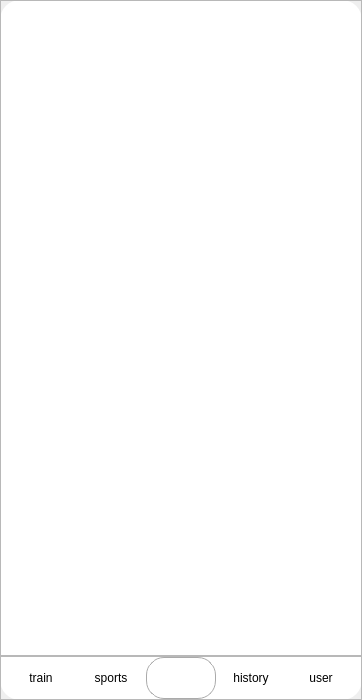
The window that Client/ui/Designer/FitMind_Client_MainInterface.ui (aud13d/FitMind) describes before a commit, drawn with Qt 5.
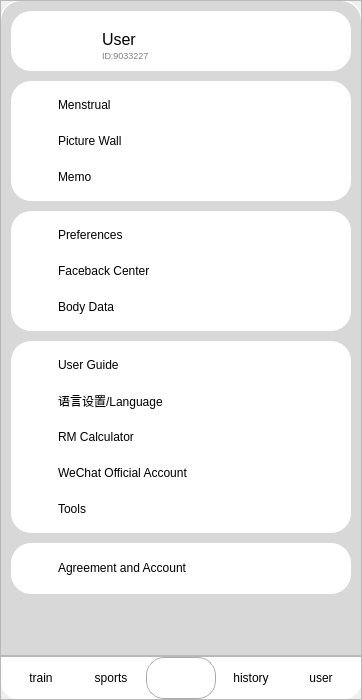
The same window after the commit. The open tabs and pages were chosen to show the change. Icons and pictures are not drawn. Custom widgets are drawn as their Qt base class.

Commit message: Preliminary optimization of diet processing, added user interface

```diff
--- a/Client/ui/Designer/FitMind_Client_MainInterface.ui
+++ b/Client/ui/Designer/FitMind_Client_MainInterface.ui
@@ -1811,7 +1811,816 @@
               </item>
              </layout>
             </widget>
-            <widget class="QWidget" name="page_user"/>
+            <widget class="QWidget" name="page_user">
+             <layout class="QVBoxLayout" name="verticalLayout_32">
+              <property name="leftMargin">
+               <number>0</number>
+              </property>
+              <property name="topMargin">
+               <number>0</number>
+              </property>
+              <property name="rightMargin">
+               <number>0</number>
+              </property>
+              <property name="bottomMargin">
+               <number>0</number>
+              </property>
+              <item>
+               <widget class="QFrame" name="frame_user">
+                <property name="maximumSize">
+                 <size>
+                  <width>16777215</width>
+                  <height>16777215</height>
+                 </size>
+                </property>
+                <property name="styleSheet">
+                 <string notr="true">QFrame{
+	background-color: rgb(216, 216, 216);
+		border-top-right-radius:20px;
+	border-top-left-radius:20px;
+
+}</string>
+                </property>
+                <property name="frameShape">
+                 <enum>QFrame::Shape::StyledPanel</enum>
+                </property>
+                <property name="frameShadow">
+                 <enum>QFrame::Shadow::Raised</enum>
+                </property>
+                <layout class="QVBoxLayout" name="verticalLayout_26" stretch="0,0,0,0,0,0">
+                 <property name="spacing">
+                  <number>10</number>
+                 </property>
+                 <property name="leftMargin">
+                  <number>0</number>
+                 </property>
+                 <property name="topMargin">
+                  <number>0</number>
+                 </property>
+                 <property name="rightMargin">
+                  <number>0</number>
+                 </property>
+                 <property name="bottomMargin">
+                  <number>0</number>
+                 </property>
+                 <item>
+                  <widget class="QFrame" name="frame_user_head">
+                   <property name="sizePolicy">
+                    <sizepolicy hsizetype="Preferred" vsizetype="Minimum">
+                     <horstretch>0</horstretch>
+                     <verstretch>0</verstretch>
+                    </sizepolicy>
+                   </property>
+                   <property name="minimumSize">
+                    <size>
+                     <width>0</width>
+                     <height>10</height>
+                    </size>
+                   </property>
+                   <property name="maximumSize">
+                    <size>
+                     <width>16777215</width>
+                     <height>75</height>
+                    </size>
+                   </property>
+                   <property name="styleSheet">
+                    <string notr="true">QFrame{
+background-color:white;
+border-radius:20px;
+margin-top:10px;
+margin-left:10px;
+margin-right:10px;
+}</string>
+                   </property>
+                   <property name="frameShape">
+                    <enum>QFrame::Shape::StyledPanel</enum>
+                   </property>
+                   <property name="frameShadow">
+                    <enum>QFrame::Shadow::Raised</enum>
+                   </property>
+                   <property name="lineWidth">
+                    <number>4</number>
+                   </property>
+                   <layout class="QVBoxLayout" name="verticalLayout_27">
+                    <property name="leftMargin">
+                     <number>9</number>
+                    </property>
+                    <property name="bottomMargin">
+                     <number>9</number>
+                    </property>
+                    <item>
+                     <layout class="QHBoxLayout" name="horizontalLayout_45" stretch="2,8">
+                      <item>
+                       <widget class="QLabel" name="label_user_icon">
+                        <property name="text">
+                         <string/>
+                        </property>
+                        <property name="scaledContents">
+                         <bool>true</bool>
+                        </property>
+                       </widget>
+                      </item>
+                      <item>
+                       <widget class="QLabel" name="label_user">
+                        <property name="text">
+                         <string>&lt;html&gt;
+&lt;head/&gt;
+&lt;body&gt;
+&lt;span style=&quot;color: black; font-size: 16px;&quot;&gt;User&lt;/span&gt;&lt;br&gt;
+&lt;span style=&quot;color: gray; font-size: 9px;padding-top:9px;&quot;&gt;ID:9033227&lt;/span&gt;
+&lt;/body&gt;
+&lt;/html&gt;</string>
+                        </property>
+                       </widget>
+                      </item>
+                     </layout>
+                    </item>
+                   </layout>
+                  </widget>
+                 </item>
+                 <item>
+                  <widget class="QFrame" name="frame_user_2">
+                   <property name="maximumSize">
+                    <size>
+                     <width>16777215</width>
+                     <height>16777215</height>
+                    </size>
+                   </property>
+                   <property name="styleSheet">
+                    <string notr="true">QFrame{
+background-color:white;
+border-radius:20px;
+margin-left:10px;
+margin-right:10px;
+}</string>
+                   </property>
+                   <property name="frameShape">
+                    <enum>QFrame::Shape::StyledPanel</enum>
+                   </property>
+                   <property name="frameShadow">
+                    <enum>QFrame::Shadow::Raised</enum>
+                   </property>
+                   <layout class="QVBoxLayout" name="verticalLayout_28">
+                    <item>
+                     <layout class="QHBoxLayout" name="horizontalLayout_46" stretch="1,9">
+                      <item>
+                       <widget class="QLabel" name="label_menstual_icon">
+                        <property name="sizePolicy">
+                         <sizepolicy hsizetype="Preferred" vsizetype="Preferred">
+                          <horstretch>0</horstretch>
+                          <verstretch>0</verstretch>
+                         </sizepolicy>
+                        </property>
+                        <property name="minimumSize">
+                         <size>
+                          <width>16</width>
+                          <height>16</height>
+                         </size>
+                        </property>
+                        <property name="text">
+                         <string/>
+                        </property>
+                        <property name="scaledContents">
+                         <bool>true</bool>
+                        </property>
+                       </widget>
+                      </item>
+                      <item>
+                       <widget class="QPushButton" name="button_menstrual">
+                        <property name="minimumSize">
+                         <size>
+                          <width>0</width>
+                          <height>30</height>
+                         </size>
+                        </property>
+                        <property name="styleSheet">
+                         <string notr="true">QPushButton{
+background-color:white;
+border:none;
+text-align:left;
+}</string>
+                        </property>
+                        <property name="text">
+                         <string>Menstrual</string>
+                        </property>
+                       </widget>
+                      </item>
+                     </layout>
+                    </item>
+                    <item>
+                     <layout class="QHBoxLayout" name="horizontalLayout_47" stretch="1,9">
+                      <item>
+                       <widget class="QLabel" name="label_picture_wall_icon">
+                        <property name="sizePolicy">
+                         <sizepolicy hsizetype="Preferred" vsizetype="Preferred">
+                          <horstretch>0</horstretch>
+                          <verstretch>0</verstretch>
+                         </sizepolicy>
+                        </property>
+                        <property name="minimumSize">
+                         <size>
+                          <width>16</width>
+                          <height>16</height>
+                         </size>
+                        </property>
+                        <property name="text">
+                         <string/>
+                        </property>
+                        <property name="scaledContents">
+                         <bool>true</bool>
+                        </property>
+                       </widget>
+                      </item>
+                      <item>
+                       <widget class="QPushButton" name="button_picture_wall">
+                        <property name="minimumSize">
+                         <size>
+                          <width>0</width>
+                          <height>30</height>
+                         </size>
+                        </property>
+                        <property name="styleSheet">
+                         <string notr="true">QPushButton{
+background-color:white;
+border:none;
+text-align:left;
+}</string>
+                        </property>
+                        <property name="text">
+                         <string>Picture Wall</string>
+                        </property>
+                       </widget>
+                      </item>
+                     </layout>
+                    </item>
+                    <item>
+                     <layout class="QHBoxLayout" name="horizontalLayout_48" stretch="1,9">
+                      <item>
+                       <widget class="QLabel" name="label_memo_icon">
+                        <property name="sizePolicy">
+                         <sizepolicy hsizetype="Preferred" vsizetype="Preferred">
+                          <horstretch>0</horstretch>
+                          <verstretch>0</verstretch>
+                         </sizepolicy>
+                        </property>
+                        <property name="minimumSize">
+                         <size>
+                          <width>16</width>
+                          <height>16</height>
+                         </size>
+                        </property>
+                        <property name="text">
+                         <string/>
+                        </property>
+                        <property name="scaledContents">
+                         <bool>true</bool>
+                        </property>
+                       </widget>
+                      </item>
+                      <item>
+                       <widget class="QPushButton" name="button_memo">
+                        <property name="minimumSize">
+                         <size>
+                          <width>0</width>
+                          <height>30</height>
+                         </size>
+                        </property>
+                        <property name="styleSheet">
+                         <string notr="true">QPushButton{
+background-color:white;
+border:none;
+text-align:left;
+}</string>
+                        </property>
+                        <property name="text">
+                         <string>Memo</string>
+                        </property>
+                       </widget>
+                      </item>
+                     </layout>
+                    </item>
+                   </layout>
+                  </widget>
+                 </item>
+                 <item>
+                  <widget class="QFrame" name="frame_user_3">
+                   <property name="maximumSize">
+                    <size>
+                     <width>16777215</width>
+                     <height>16777215</height>
+                    </size>
+                   </property>
+                   <property name="styleSheet">
+                    <string notr="true">QFrame{
+background-color:white;
+border-radius:20px;
+margin-left:10px;
+margin-right:10px;
+}</string>
+                   </property>
+                   <property name="frameShape">
+                    <enum>QFrame::Shape::StyledPanel</enum>
+                   </property>
+                   <property name="frameShadow">
+                    <enum>QFrame::Shadow::Raised</enum>
+                   </property>
+                   <layout class="QVBoxLayout" name="verticalLayout_29">
+                    <item>
+                     <layout class="QHBoxLayout" name="horizontalLayout_49" stretch="1,9">
+                      <item>
+                       <widget class="QLabel" name="label_preferences_icon">
+                        <property name="sizePolicy">
+                         <sizepolicy hsizetype="Preferred" vsizetype="Preferred">
+                          <horstretch>0</horstretch>
+                          <verstretch>0</verstretch>
+                         </sizepolicy>
+                        </property>
+                        <property name="minimumSize">
+                         <size>
+                          <width>16</width>
+                          <height>16</height>
+                         </size>
+                        </property>
+                        <property name="text">
+                         <string/>
+                        </property>
+                        <property name="scaledContents">
+                         <bool>true</bool>
+                        </property>
+                       </widget>
+                      </item>
+                      <item>
+                       <widget class="QPushButton" name="button_preferences">
+                        <property name="minimumSize">
+                         <size>
+                          <width>0</width>
+                          <height>30</height>
+                         </size>
+                        </property>
+                        <property name="styleSheet">
+                         <string notr="true">QPushButton{
+background-color:white;
+border:none;
+text-align:left;
+}</string>
+                        </property>
+                        <property name="text">
+                         <string>Preferences</string>
+                        </property>
+                       </widget>
+                      </item>
+                     </layout>
+                    </item>
+                    <item>
+                     <layout class="QHBoxLayout" name="horizontalLayout_50" stretch="1,9">
+                      <item>
+                       <widget class="QLabel" name="label_button_faceback_center_icon">
+                        <property name="sizePolicy">
+                         <sizepolicy hsizetype="Preferred" vsizetype="Preferred">
+                          <horstretch>0</horstretch>
+                          <verstretch>0</verstretch>
+                         </sizepolicy>
+                        </property>
+                        <property name="minimumSize">
+                         <size>
+                          <width>16</width>
+                          <height>16</height>
+                         </size>
+                        </property>
+                        <property name="text">
+                         <string/>
+                        </property>
+                        <property name="scaledContents">
+                         <bool>true</bool>
+                        </property>
+                       </widget>
+                      </item>
+                      <item>
+                       <widget class="QPushButton" name="button_faceback_center">
+                        <property name="minimumSize">
+                         <size>
+                          <width>0</width>
+                          <height>30</height>
+                         </size>
+                        </property>
+                        <property name="styleSheet">
+                         <string notr="true">QPushButton{
+background-color:white;
+border:none;
+text-align:left;
+}</string>
+                        </property>
+                        <property name="text">
+                         <string>Faceback Center</string>
+                        </property>
+                       </widget>
+                      </item>
+                     </layout>
+                    </item>
+                    <item>
+                     <layout class="QHBoxLayout" name="horizontalLayout_51" stretch="1,9">
+                      <item>
+                       <widget class="QLabel" name="label_body_data_icon">
+                        <property name="sizePolicy">
+                         <sizepolicy hsizetype="Preferred" vsizetype="Preferred">
+                          <horstretch>0</horstretch>
+                          <verstretch>0</verstretch>
+                         </sizepolicy>
+                        </property>
+                        <property name="minimumSize">
+                         <size>
+                          <width>16</width>
+                          <height>16</height>
+                         </size>
+                        </property>
+                        <property name="text">
+                         <string/>
+                        </property>
+                        <property name="scaledContents">
+                         <bool>true</bool>
+                        </property>
+                       </widget>
+                      </item>
+                      <item>
+                       <widget class="QPushButton" name="button_body_data">
+                        <property name="minimumSize">
+                         <size>
+                          <width>0</width>
+                          <height>30</height>
+                         </size>
+                        </property>
+                        <property name="styleSheet">
+                         <string notr="true">QPushButton{
+background-color:white;
+border:none;
+text-align:left;
+}</string>
+                        </property>
+                        <property name="text">
+                         <string>Body Data</string>
+                        </property>
+                       </widget>
+                      </item>
+                     </layout>
+                    </item>
+                   </layout>
+                  </widget>
+                 </item>
+                 <item>
+                  <widget class="QFrame" name="frame_user_4">
+                   <property name="maximumSize">
+                    <size>
+                     <width>16777215</width>
+                     <height>16777215</height>
+                    </size>
+                   </property>
+                   <property name="styleSheet">
+                    <string notr="true">QFrame{
+background-color:white;
+border-radius:20px;
+margin-left:10px;
+margin-right:10px;
+}</string>
+                   </property>
+                   <property name="frameShape">
+                    <enum>QFrame::Shape::StyledPanel</enum>
+                   </property>
+                   <property name="frameShadow">
+                    <enum>QFrame::Shadow::Raised</enum>
+                   </property>
+                   <layout class="QVBoxLayout" name="verticalLayout_30">
+                    <item>
+                     <layout class="QHBoxLayout" name="horizontalLayout_52" stretch="1,9">
+                      <item>
+                       <widget class="QLabel" name="label_user_guide_icon">
+                        <property name="sizePolicy">
+                         <sizepolicy hsizetype="Preferred" vsizetype="Preferred">
+                          <horstretch>0</horstretch>
+                          <verstretch>0</verstretch>
+                         </sizepolicy>
+                        </property>
+                        <property name="minimumSize">
+                         <size>
+                          <width>16</width>
+                          <height>16</height>
+                         </size>
+                        </property>
+                        <property name="text">
+                         <string/>
+                        </property>
+                        <property name="scaledContents">
+                         <bool>true</bool>
+                        </property>
+                       </widget>
+                      </item>
+                      <item>
+                       <widget class="QPushButton" name="button_user_guide">
+                        <property name="minimumSize">
+                         <size>
+                          <width>0</width>
+                          <height>30</height>
+                         </size>
+                        </property>
+                        <property name="styleSheet">
+                         <string notr="true">QPushButton{
+background-color:white;
+border:none;
+text-align:left;
+}</string>
+                        </property>
+                        <property name="text">
+                         <string>User Guide</string>
+                        </property>
+                       </widget>
+                      </item>
+                     </layout>
+                    </item>
+                    <item>
+                     <layout class="QHBoxLayout" name="horizontalLayout_53" stretch="1,9">
+                      <item>
+                       <widget class="QLabel" name="label_language_icon">
+                        <property name="sizePolicy">
+                         <sizepolicy hsizetype="Preferred" vsizetype="Preferred">
+                          <horstretch>0</horstretch>
+                          <verstretch>0</verstretch>
+                         </sizepolicy>
+                        </property>
+                        <property name="minimumSize">
+                         <size>
+                          <width>16</width>
+                          <height>16</height>
+                         </size>
+                        </property>
+                        <property name="text">
+                         <string/>
+                        </property>
+                        <property name="scaledContents">
+                         <bool>true</bool>
+                        </property>
+                       </widget>
+                      </item>
+                      <item>
+                       <widget class="QPushButton" name="button_language">
+                        <property name="minimumSize">
+                         <size>
+                          <width>0</width>
+                          <height>30</height>
+                         </size>
+                        </property>
+                        <property name="styleSheet">
+                         <string notr="true">QPushButton{
+background-color:white;
+border:none;
+text-align:left;
+}</string>
+                        </property>
+                        <property name="text">
+                         <string>语言设置/Language</string>
+                        </property>
+                       </widget>
+                      </item>
+                     </layout>
+                    </item>
+                    <item>
+                     <layout class="QHBoxLayout" name="horizontalLayout_54" stretch="1,9">
+                      <item>
+                       <widget class="QLabel" name="label_RM_calculator_icon">
+                        <property name="sizePolicy">
+                         <sizepolicy hsizetype="Preferred" vsizetype="Preferred">
+                          <horstretch>0</horstretch>
+                          <verstretch>0</verstretch>
+                         </sizepolicy>
+                        </property>
+                        <property name="minimumSize">
+                         <size>
+                          <width>16</width>
+                          <height>16</height>
+                         </size>
+                        </property>
+                        <property name="text">
+                         <string/>
+                        </property>
+                        <property name="scaledContents">
+                         <bool>true</bool>
+                        </property>
+                       </widget>
+                      </item>
+                      <item>
+                       <widget class="QPushButton" name="button_RM_calculator">
+                        <property name="minimumSize">
+                         <size>
+                          <width>0</width>
+                          <height>30</height>
+                         </size>
+                        </property>
+                        <property name="styleSheet">
+                         <string notr="true">QPushButton{
+background-color:white;
+border:none;
+text-align:left;
+}</string>
+                        </property>
+                        <property name="text">
+                         <string>RM Calculator</string>
+                        </property>
+                       </widget>
+                      </item>
+                     </layout>
+                    </item>
+                    <item>
+                     <layout class="QHBoxLayout" name="horizontalLayout_55" stretch="1,9">
+                      <item>
+                       <widget class="QLabel" name="label_wechat_icon">
+                        <property name="sizePolicy">
+                         <sizepolicy hsizetype="Preferred" vsizetype="Preferred">
+                          <horstretch>0</horstretch>
+                          <verstretch>0</verstretch>
+                         </sizepolicy>
+                        </property>
+                        <property name="minimumSize">
+                         <size>
+                          <width>16</width>
+                          <height>16</height>
+                         </size>
+                        </property>
+                        <property name="text">
+                         <string/>
+                        </property>
+                        <property name="scaledContents">
+                         <bool>true</bool>
+                        </property>
+                       </widget>
+                      </item>
+                      <item>
+                       <widget class="QPushButton" name="button_wechat">
+                        <property name="minimumSize">
+                         <size>
+                          <width>0</width>
+                          <height>30</height>
+                         </size>
+                        </property>
+                        <property name="styleSheet">
+                         <string notr="true">QPushButton{
+background-color:white;
+border:none;
+text-align:left;
+}</string>
+                        </property>
+                        <property name="text">
+                         <string>WeChat Official Account</string>
+                        </property>
+                       </widget>
+                      </item>
+                     </layout>
+                    </item>
+                    <item>
+                     <layout class="QHBoxLayout" name="horizontalLayout_56" stretch="1,9">
+                      <item>
+                       <widget class="QLabel" name="label_tools_icon">
+                        <property name="sizePolicy">
+                         <sizepolicy hsizetype="Preferred" vsizetype="Preferred">
+                          <horstretch>0</horstretch>
+                          <verstretch>0</verstretch>
+                         </sizepolicy>
+                        </property>
+                        <property name="minimumSize">
+                         <size>
+                          <width>16</width>
+                          <height>16</height>
+                         </size>
+                        </property>
+                        <property name="text">
+                         <string/>
+                        </property>
+                        <property name="scaledContents">
+                         <bool>true</bool>
+                        </property>
+                       </widget>
+                      </item>
+                      <item>
+                       <widget class="QPushButton" name="button_tools">
+                        <property name="minimumSize">
+                         <size>
+                          <width>0</width>
+                          <height>30</height>
+                         </size>
+                        </property>
+                        <property name="styleSheet">
+                         <string notr="true">QPushButton{
+background-color:white;
+border:none;
+text-align:left;
+}</string>
+                        </property>
+                        <property name="text">
+                         <string>Tools</string>
+                        </property>
+                       </widget>
+                      </item>
+                     </layout>
+                    </item>
+                   </layout>
+                  </widget>
+                 </item>
+                 <item>
+                  <widget class="QFrame" name="frame_user_5">
+                   <property name="sizePolicy">
+                    <sizepolicy hsizetype="Preferred" vsizetype="Minimum">
+                     <horstretch>0</horstretch>
+                     <verstretch>0</verstretch>
+                    </sizepolicy>
+                   </property>
+                   <property name="minimumSize">
+                    <size>
+                     <width>0</width>
+                     <height>30</height>
+                    </size>
+                   </property>
+                   <property name="maximumSize">
+                    <size>
+                     <width>16777215</width>
+                     <height>16777215</height>
+                    </size>
+                   </property>
+                   <property name="styleSheet">
+                    <string notr="true">QFrame{
+background-color:white;
+border-radius:20px;
+margin-left:10px;
+margin-right:10px;
+}</string>
+                   </property>
+                   <property name="frameShape">
+                    <enum>QFrame::Shape::StyledPanel</enum>
+                   </property>
+                   <property name="frameShadow">
+                    <enum>QFrame::Shadow::Raised</enum>
+                   </property>
+                   <layout class="QVBoxLayout" name="verticalLayout_31">
+                    <item>
+                     <layout class="QHBoxLayout" name="horizontalLayout_11" stretch="1,9">
+                      <item>
+                       <widget class="QLabel" name="label_agreement_and_account_icon">
+                        <property name="minimumSize">
+                         <size>
+                          <width>16</width>
+                          <height>16</height>
+                         </size>
+                        </property>
+                        <property name="text">
+                         <string/>
+                        </property>
+                        <property name="scaledContents">
+                         <bool>true</bool>
+                        </property>
+                       </widget>
+                      </item>
+                      <item>
+                       <widget class="QPushButton" name="button_agreement_and_account">
+                        <property name="minimumSize">
+                         <size>
+                          <width>0</width>
+                          <height>30</height>
+                         </size>
+                        </property>
+                        <property name="styleSheet">
+                         <string notr="true">QPushButton{
+background-color:white;
+border:none;
+text-align:left;
+}</string>
+                        </property>
+                        <property name="text">
+                         <string>Agreement and Account</string>
+                        </property>
+                       </widget>
+                      </item>
+                     </layout>
+                    </item>
+                   </layout>
+                  </widget>
+                 </item>
+                 <item>
+                  <widget class="QFrame" name="frame_user_zhanwei">
+                   <property name="minimumSize">
+                    <size>
+                     <width>0</width>
+                     <height>0</height>
+                    </size>
+                   </property>
+                   <property name="frameShape">
+                    <enum>QFrame::Shape::StyledPanel</enum>
+                   </property>
+                   <property name="frameShadow">
+                    <enum>QFrame::Shadow::Raised</enum>
+                   </property>
+                  </widget>
+                 </item>
+                </layout>
+               </widget>
+              </item>
+             </layout>
+            </widget>
            </widget>
           </item>
          </layout>
```
The commit also changes 26 other files.
